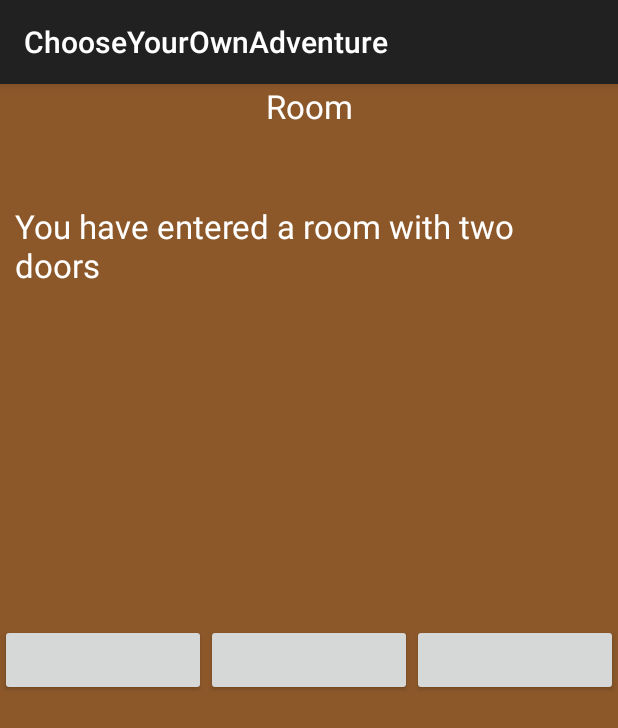
After one commit to agustinglobant/ChooseYourOwnAdventure, an Android app: the fragment RoomFragment shown on its own in the app's theme, on a phone screen of 412 x 824 dp. The commit adds this screen. Shown: the top 728 px of the screen. Run offline under Robolectric (Android 15) with nearby library versions, the phone set to English and light mode, and no system bars.

Commit message:
Added Room fragment.

```diff
--- /dev/null
+++ b/src/main/java/co/mobilemakers/chooseyourownadventure/RoomFragment.java
@@ -0,0 +1,30 @@
+package co.mobilemakers.chooseyourownadventure;
+
+
+import android.os.Bundle;
+import android.app.Fragment;
+import android.view.LayoutInflater;
+import android.view.View;
+import android.view.ViewGroup;
+
+
+/**
+ * A simple {@link Fragment} subclass.
+ */
+public class RoomFragment extends Fragment {
+
+
+    public RoomFragment() {
+        // Required empty public constructor
+    }
+
+
+    @Override
+    public View onCreateView(LayoutInflater inflater, ViewGroup container,
+                             Bundle savedInstanceState) {
+        // Inflate the layout for this fragment
+        return inflater.inflate(R.layout.fragment_room, container, false);
+    }
+
+
+}
--- /dev/null
+++ b/src/main/res/layout/fragment_room.xml
@@ -0,0 +1,54 @@
+<FrameLayout xmlns:android="http://schemas.android.com/apk/res/android"
+    xmlns:tools="http://schemas.android.com/tools" android:layout_width="match_parent"
+    android:layout_height="match_parent"
+    tools:context="co.mobilemakers.chooseyourownadventure.RoomFragment"
+    android:background="#ff8c582a">
+
+    <!-- TODO: Update blank fragment layout -->
+    <TextView
+        android:layout_width="fill_parent"
+        android:layout_height="wrap_content"
+        android:textAppearance="?android:attr/textAppearanceLarge"
+        android:layout_gravity="center_horizontal"
+        android:textColor="#FFFFFF"
+        android:gravity="center_horizontal"
+        android:id="@+id/text_title_room"
+        android:text="@string/text_title_room" />
+
+    <TextView
+        android:layout_width="wrap_content"
+        android:layout_height="wrap_content"
+        android:textAppearance="?android:attr/textAppearanceLarge"
+        android:layout_gravity="center_horizontal"
+        android:layout_marginTop="80dp"
+        android:textColor="#FFFFFF"
+        android:layout_marginLeft="10dp"
+        android:layout_marginRight="10dp"
+        android:text="@string/text_room_meesage"
+        android:id="@+id/text_room_meesage" />
+
+    <LinearLayout
+        android:orientation="horizontal"
+        android:layout_width="fill_parent"
+        android:layout_height="wrap_content"
+        android:layout_gravity="center">
+
+        <Button
+            android:layout_width="wrap_content"
+            android:layout_height="wrap_content"
+
+            android:layout_weight="1" />
+
+        <Button
+            android:layout_width="wrap_content"
+            android:layout_height="wrap_content"
+
+            android:layout_weight="1" />
+
+        <Button
+            android:layout_width="wrap_content"
+            android:layout_height="wrap_content"
+            android:layout_weight="1" />
+    </LinearLayout>
+
+</FrameLayout>
--- a/src/main/res/values/strings.xml
+++ b/src/main/res/values/strings.xml
@@ -11,5 +11,7 @@
     <string name="button_go_left">Go Left</string>
     <string name="button_go_right">Go Right</string>
     <string name="button_continue">Continue</string>
+    <string name="text_title_room">Room</string>
+    <string name="text_room_meesage">You have entered a room with two doors</string>
 
 </resources>
```
